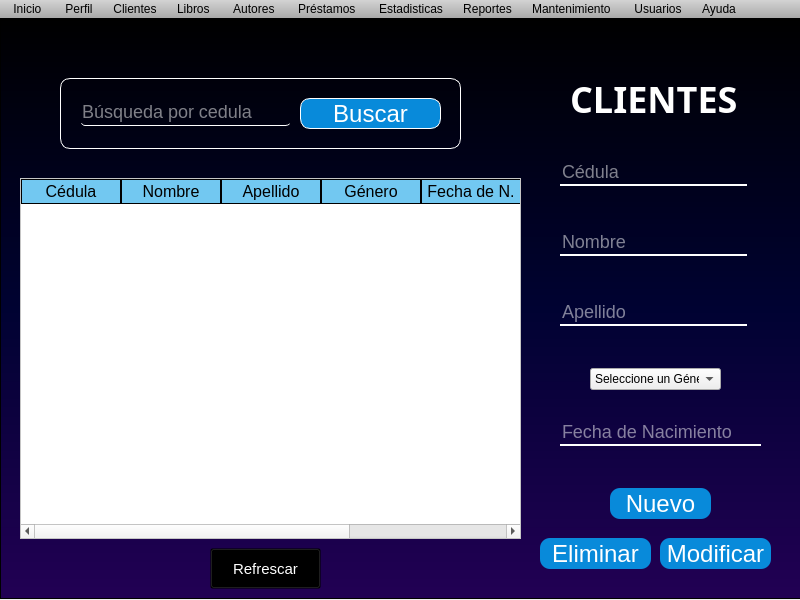
The window that frames/panel.ui (Alonsou29/bibliotknew) describes before a commit, drawn with Qt 5.
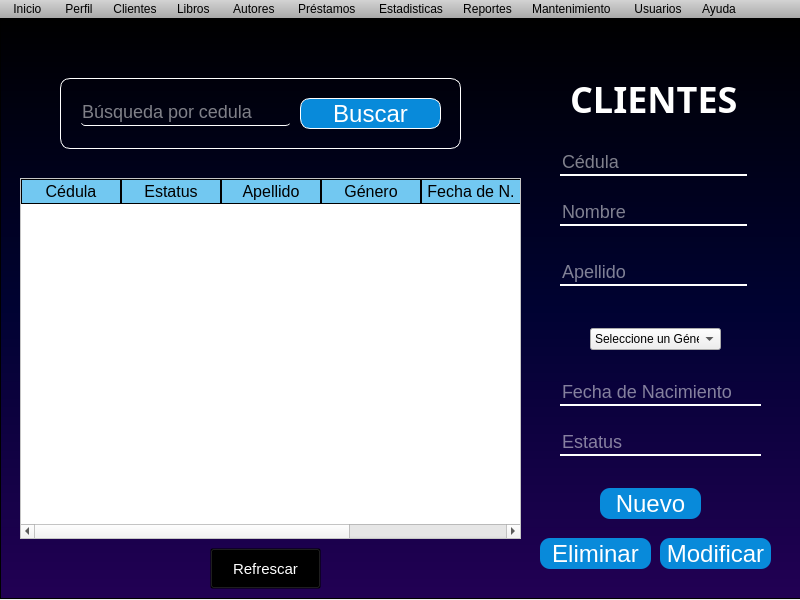
The same window after the commit. Icons and pictures are not drawn.

Commit message: Modificacion del panel2

```diff
--- a/frames/panel.ui
+++ b/frames/panel.ui
@@ -796,7 +796,7 @@
        <property name="geometry">
         <rect>
          <x>560</x>
-         <y>280</y>
+         <y>240</y>
          <width>187</width>
          <height>28</height>
         </rect>
@@ -832,7 +832,7 @@
        <property name="geometry">
         <rect>
          <x>560</x>
-         <y>210</y>
+         <y>180</y>
          <width>187</width>
          <height>28</height>
         </rect>
@@ -865,7 +865,7 @@
        <property name="geometry">
         <rect>
          <x>590</x>
-         <y>350</y>
+         <y>310</y>
          <width>131</width>
          <height>22</height>
         </rect>
@@ -899,7 +899,7 @@
        <property name="geometry">
         <rect>
          <x>560</x>
-         <y>140</y>
+         <y>130</y>
          <width>187</width>
          <height>28</height>
         </rect>
@@ -931,7 +931,7 @@
       <widget class="QPushButton" name="NuevoC">
        <property name="geometry">
         <rect>
-         <x>610</x>
+         <x>600</x>
          <y>470</y>
          <width>101</width>
          <height>31</height>
@@ -979,7 +979,7 @@
        </column>
        <column>
         <property name="text">
-         <string>Nombre</string>
+         <string>Estatus</string>
         </property>
        </column>
        <column>
@@ -1010,7 +1010,7 @@
        <property name="geometry">
         <rect>
          <x>560</x>
-         <y>400</y>
+         <y>360</y>
          <width>201</width>
          <height>28</height>
         </rect>
@@ -1068,6 +1068,42 @@
         </size>
        </property>
       </widget>
+      <widget class="QLineEdit" name="lineEdit_6">
+       <property name="enabled">
+        <bool>true</bool>
+       </property>
+       <property name="geometry">
+        <rect>
+         <x>560</x>
+         <y>410</y>
+         <width>201</width>
+         <height>28</height>
+        </rect>
+       </property>
+       <property name="autoFillBackground">
+        <bool>false</bool>
+       </property>
+       <property name="styleSheet">
+        <string notr="true">#placeholderText{
+color: white;
+}</string>
+       </property>
+       <property name="text">
+        <string/>
+       </property>
+       <property name="maxLength">
+        <number>30</number>
+       </property>
+       <property name="placeholderText">
+        <string>Estatus</string>
+       </property>
+       <property name="cursorMoveStyle">
+        <enum>Qt::LogicalMoveStyle</enum>
+       </property>
+       <property name="clearButtonEnabled">
+        <bool>true</bool>
+       </property>
+      </widget>
      </widget>
     </widget>
     <widget class="QWidget" name="Libros">
```
Left out of the diff: 55 changed lines with no effect on the pictures.
